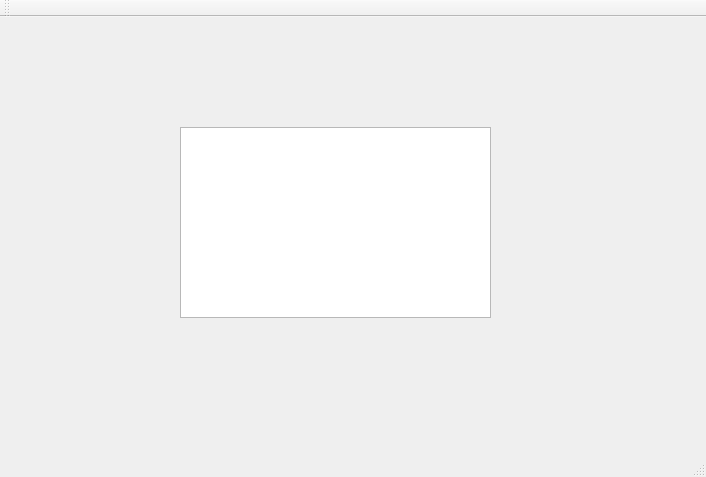
The window that mainwindow.ui (tc-imba/TCUIEdit) describes before a commit, drawn with Qt 5.
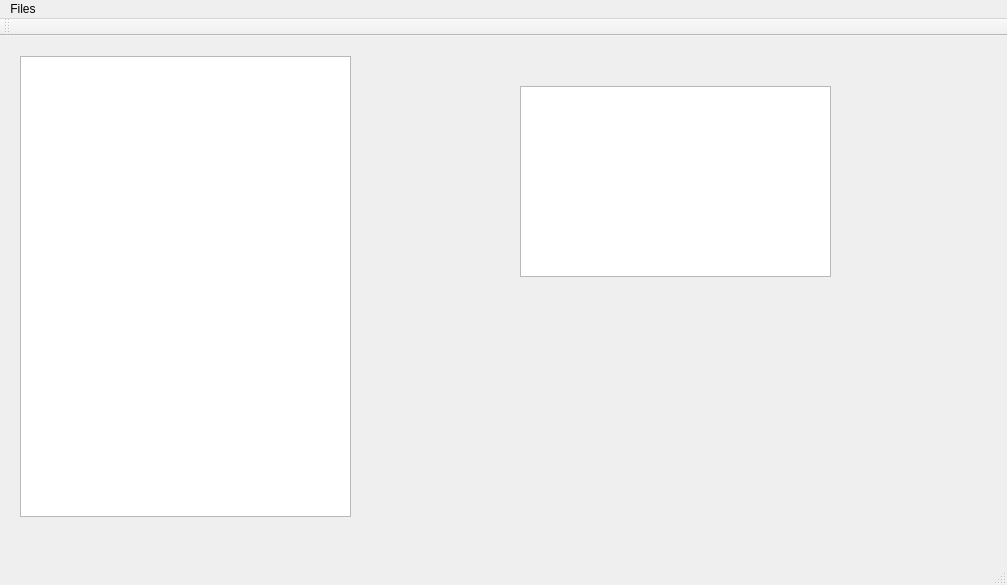
The same window after the commit.

```diff
--- a/mainwindow.ui
+++ b/mainwindow.ui
@@ -6,8 +6,8 @@
    <rect>
     <x>0</x>
     <y>0</y>
-    <width>706</width>
-    <height>477</height>
+    <width>1007</width>
+    <height>585</height>
    </rect>
   </property>
   <property name="windowTitle">
@@ -17,23 +17,40 @@
    <widget class="QTextBrowser" name="textBrowser">
     <property name="geometry">
      <rect>
-      <x>180</x>
-      <y>110</y>
+      <x>520</x>
+      <y>50</y>
       <width>311</width>
       <height>191</height>
      </rect>
     </property>
    </widget>
+   <widget class="QTreeView" name="treeView">
+    <property name="geometry">
+     <rect>
+      <x>20</x>
+      <y>20</y>
+      <width>331</width>
+      <height>461</height>
+     </rect>
+    </property>
+   </widget>
   </widget>
   <widget class="QMenuBar" name="menuBar">
    <property name="geometry">
     <rect>
      <x>0</x>
      <y>0</y>
-     <width>706</width>
+     <width>1007</width>
      <height>23</height>
     </rect>
    </property>
+   <widget class="QMenu" name="menuTCUIEdit_v0_0_1_rc">
+    <property name="title">
+     <string>Files</string>
+    </property>
+    <addaction name="separator"/>
+   </widget>
+   <addaction name="menuTCUIEdit_v0_0_1_rc"/>
   </widget>
   <widget class="QToolBar" name="mainToolBar">
    <attribute name="toolBarArea">
```
Left out of the diff: 7 changed lines with no effect on the pictures.
